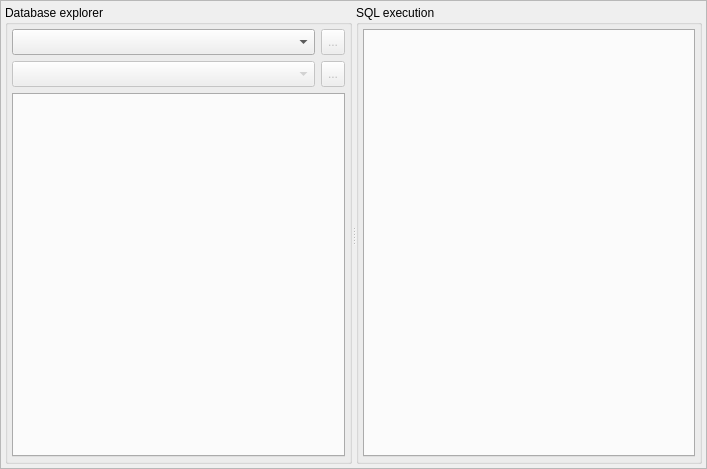
pgmodeler/pgmodeler, file libpgmodeler_ui/ui/sqltoolwidget.ui: the form before one commit.
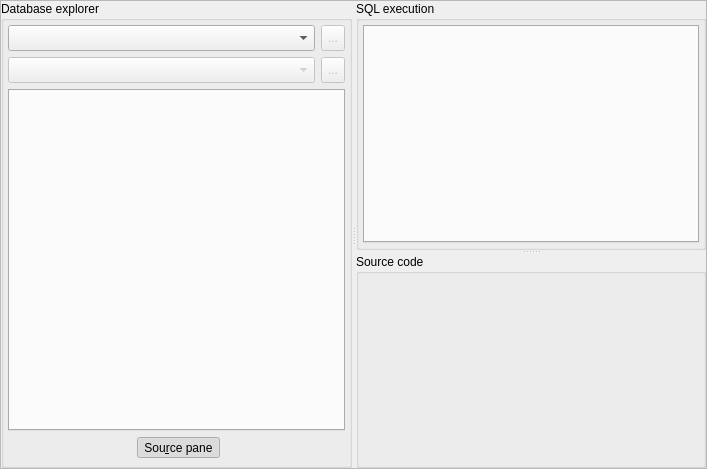
The form after the commit. Icons and pictures are not drawn.

Commit message: Added the ability to display object's source code in SQL tool by middle clicking them or using the 'Source' action in DatabaseExplorerWidget

```diff
--- a/libpgmodeler_ui/ui/sqltoolwidget.ui
+++ b/libpgmodeler_ui/ui/sqltoolwidget.ui
@@ -54,16 +54,16 @@
      </property>
      <layout class="QGridLayout" name="gridLayout_2">
       <property name="leftMargin">
-       <number>4</number>
+       <number>0</number>
       </property>
       <property name="topMargin">
-       <number>4</number>
+       <number>0</number>
       </property>
       <property name="rightMargin">
-       <number>4</number>
+       <number>0</number>
       </property>
       <property name="bottomMargin">
-       <number>4</number>
+       <number>0</number>
       </property>
       <item row="0" column="0">
        <widget class="QSplitter" name="h_splitter">
@@ -240,11 +240,101 @@
             </property>
            </widget>
           </item>
-         </layout>
+          <item>
+           <layout class="QHBoxLayout" name="horizontalLayout_4">
+            <property name="spacing">
+             <number>6</number>
+            </property>
+            <property name="leftMargin">
+             <number>3</number>
+            </property>
+            <property name="bottomMargin">
+             <number>3</number>
+            </property>
+            <item>
+             <spacer name="horizontalSpacer_2">
+              <property name="orientation">
+               <enum>Qt::Horizontal</enum>
+              </property>
+              <property name="sizeHint" stdset="0">
+               <size>
+                <width>40</width>
+                <height>20</height>
+               </size>
+              </property>
+             </spacer>
+            </item>
+            <item>
+             <widget class="QToolButton" name="source_pane_tb">
+              <property name="sizePolicy">
+               <sizepolicy hsizetype="Preferred" vsizetype="Preferred">
+                <horstretch>0</horstretch>
+                <verstretch>0</verstretch>
+               </sizepolicy>
+              </property>
+              <property name="toolTip">
+               <string>Toggle the object finder</string>
+              </property>
+              <property name="statusTip">
+               <string>Toggle the display of source code pane</string>
+              </property>
+              <property name="text">
+               <string>Sou&amp;rce pane</string>
+              </property>
+              <property name="icon">
+               <iconset resource="../res/resources.qrc">
+                <normaloff>:/icones/icones/codigosql.png</normaloff>:/icones/icones/codigosql.png</iconset>
+              </property>
+              <property name="iconSize">
+               <size>
+                <width>22</width>
+                <height>22</height>
+               </size>
+              </property>
+              <property name="shortcut">
+               <string>Alt+R</string>
+              </property>
+              <property name="checkable">
+               <bool>true</bool>
+              </property>
+              <property name="checked">
+               <bool>true</bool>
+              </property>
+              <property name="toolButtonStyle">
+               <enum>Qt::ToolButtonTextBesideIcon</enum>
+              </property>
+             </widget>
+            </item>
+            <item>
+             <spacer name="horizontalSpacer">
+              <property name="orientation">
+               <enum>Qt::Horizontal</enum>
+              </property>
+              <property name="sizeHint" stdset="0">
+               <size>
+                <width>40</width>
+                <height>20</height>
+               </size>
+              </property>
+             </spacer>
+            </item>
+           </layout>
+          </item>
+         </layout>
         </widget>
+        <widget class="QWidget" name="">
+         <layout class="QVBoxLayout" name="verticalLayout_2">
+          <item>
+           <widget class="QSplitter" name="v_splitter">
+            <property name="orientation">
+             <enum>Qt::Vertical</enum>
+            </property>
+            <property name="childrenCollapsible">
+             <bool>false</bool>
+            </property>
         <widget class="QGroupBox" name="sqlexec_gb">
          <property name="sizePolicy">
-          <sizepolicy hsizetype="Expanding" vsizetype="Preferred">
+              <sizepolicy hsizetype="Expanding" vsizetype="Expanding">
            <horstretch>0</horstretch>
            <verstretch>0</verstretch>
           </sizepolicy>
@@ -282,6 +372,21 @@
             <property name="movable">
              <bool>true</bool>
             </property>
+               </widget>
+              </item>
+             </layout>
+            </widget>
+            <widget class="QGroupBox" name="sourcecode_gb">
+             <property name="sizePolicy">
+              <sizepolicy hsizetype="Expanding" vsizetype="Preferred">
+               <horstretch>0</horstretch>
+               <verstretch>0</verstretch>
+              </sizepolicy>
+             </property>
+             <property name="title">
+              <string>Source code</string>
+             </property>
+            </widget>
            </widget>
           </item>
          </layout>
```
Lines whose indentation alone changed are shown as unchanged. The commit also changes 8 other files.
